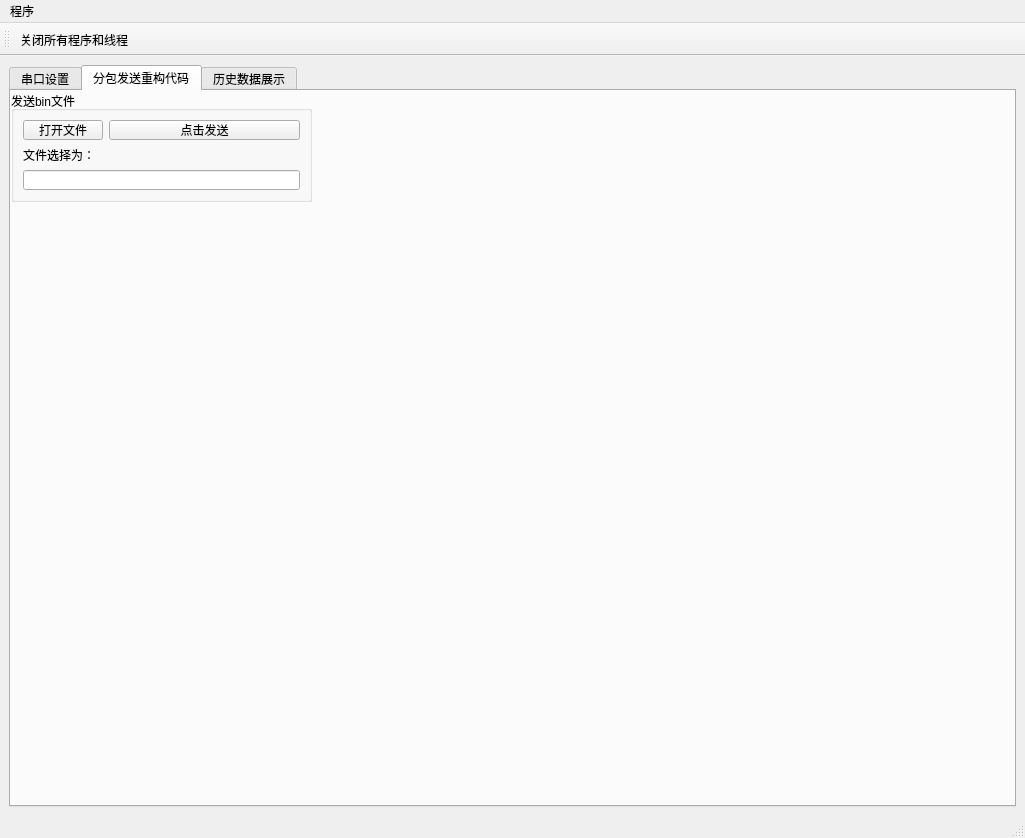
Above: chonggouv0.8haveindex/chuankou.ui from ks3356143/serialploter-old before the change. Below: the same form after it.
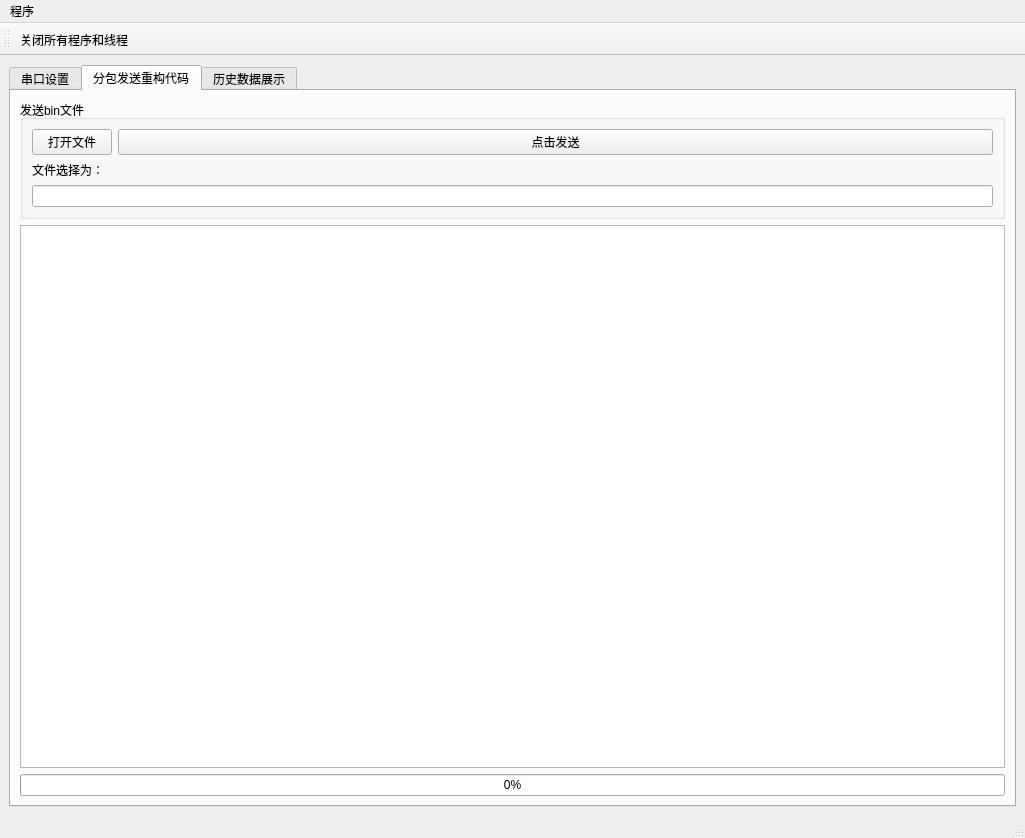
That is the form after the change. The open tabs and pages were chosen to show the change. Icons and pictures are not drawn.

What changed in the file:
```diff
--- a/chonggouv0.8haveindex/chuankou.ui
+++ b/chonggouv0.8haveindex/chuankou.ui
@@ -621,15 +621,9 @@
        <attribute name="title">
         <string>分包发送重构代码</string>
        </attribute>
+       <layout class="QGridLayout" name="gridLayout_14">
+        <item row="0" column="0">
        <widget class="QGroupBox" name="groupBox_7">
-        <property name="geometry">
-         <rect>
-          <x>0</x>
-          <y>0</y>
-          <width>301</width>
-          <height>111</height>
-         </rect>
-        </property>
         <property name="title">
          <string>发送bin文件</string>
         </property>
@@ -660,6 +654,25 @@
          </item>
         </layout>
        </widget>
+        </item>
+        <item row="1" column="0">
+         <layout class="QVBoxLayout" name="verticalLayout_8">
+          <item>
+           <widget class="QTextEdit" name="textEdit"/>
+          </item>
+          <item>
+           <widget class="QProgressBar" name="progressBar">
+            <property name="value">
+             <number>0</number>
+            </property>
+            <property name="format">
+             <string>%p%</string>
+            </property>
+           </widget>
+          </item>
+         </layout>
+        </item>
+       </layout>
       </widget>
       <widget class="QWidget" name="tab_3">
        <attribute name="title">
```
Left out of the diff: 2 changed lines with no effect on the pictures. Lines whose indentation alone changed are shown as unchanged.
